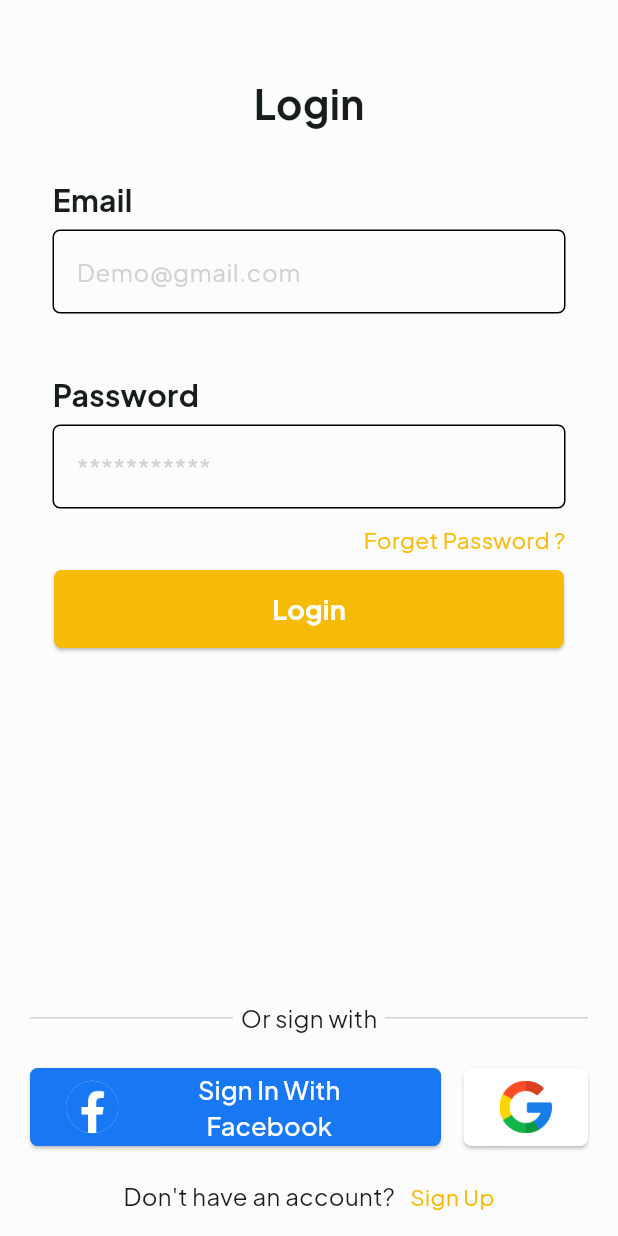
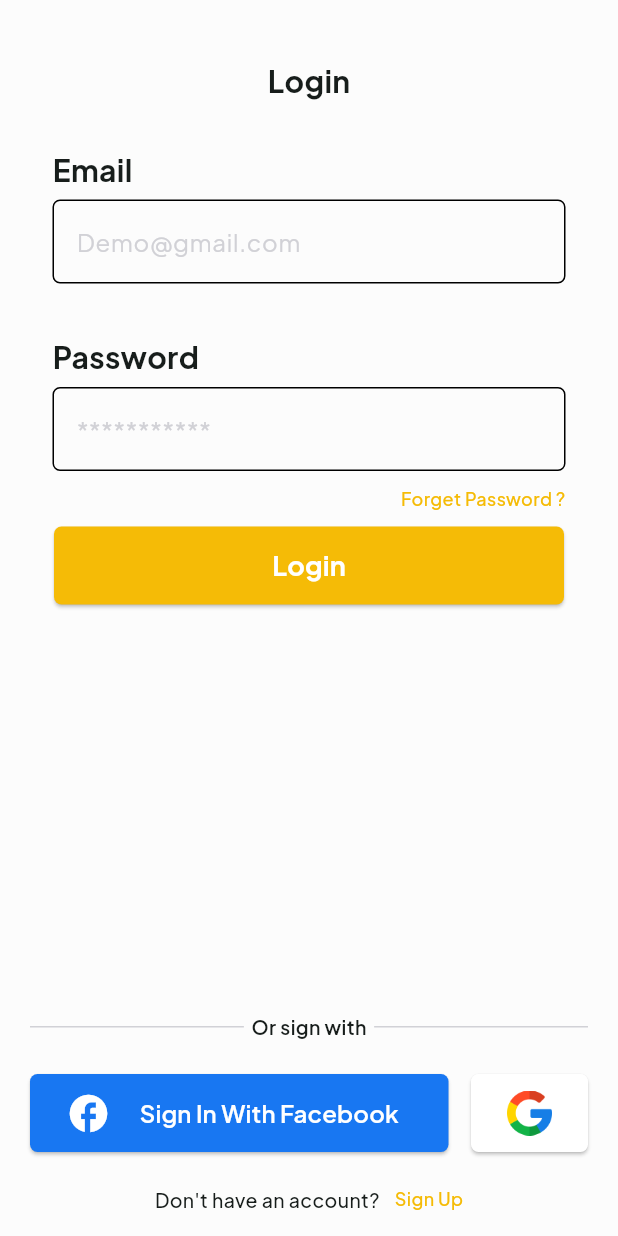
Before and after one commit to ShimaaElnaggar/Edu_Vesta, a Flutter app: the screen it shows after launch, after a tap on "Skip", after a tap on "login", on a phone screen of 412 x 824 dp. Run offline on Flutter 3.47's test engine with Material 3 defaults, Android fonts, the phone set to English and light mode, and no system bars; our stand-ins replace cloud_firestore, firebase_auth, firebase_core, flutter_bloc, font_awesome_flutter, shared_preferences; missing offline and left inert: enhanced_future_builder, video_box; accounts and stored records are empty.

Commit message:
home view

```diff
--- a/lib/cubit/auth_cubit.dart
+++ b/lib/cubit/auth_cubit.dart
@@ -2,6 +2,8 @@ import 'package:edu_vesta/views/Home/home_view.dart';
 import 'package:firebase_auth/firebase_auth.dart';
 import 'package:flutter/material.dart';
 import 'package:flutter_bloc/flutter_bloc.dart';
+
+import '../services/preferences_services.dart';
 
 part 'auth_state.dart';
 
@@ -19,7 +21,9 @@ class AuthCubit extends Cubit<AuthState> {
       );
 
       if (credentials.user != null) {
+
         if (!context.mounted) return;
+
         ScaffoldMessenger.of(context).showSnackBar(
           const SnackBar(
             content: Text('You Logged In Successfully'),
@@ -64,6 +68,7 @@ class AuthCubit extends Cubit<AuthState> {
         ),
       );
     }
+    PreferencesServices.prefs!.setString('userAction', 'login');
   }
 
   Future<void> signUp({
@@ -116,5 +121,6 @@ class AuthCubit extends Cubit<AuthState> {
         ),
       );
     }
+    PreferencesServices.prefs!.setString('userAction','signup');
   }
 }
--- a/lib/utils/color_utility.dart
+++ b/lib/utils/color_utility.dart
@@ -7,4 +7,5 @@ class ColorUtility {
   static const meduimBlack = Color(0xff1D1B20);
   static const grey = Color(0xffD1D1D6);
   static const lightGrey = Color(0xffE0E0E0);
+  static const kBlack = Color(0xFF060302);
 }
--- a/lib/views/Login/login_view.dart
+++ b/lib/views/Login/login_view.dart
@@ -1,7 +1,6 @@
 import 'package:edu_vesta/cubit/auth_cubit.dart';
 import 'package:edu_vesta/widgets/auth/auth_templete_widget.dart';
 import 'package:edu_vesta/widgets/custom_text_form_field.dart';
-import 'package:firebase_auth/firebase_auth.dart';
 import 'package:flutter/material.dart';
 import 'package:flutter_bloc/flutter_bloc.dart';
 
@@ -40,7 +39,6 @@ class _LoginViewState extends State<LoginView> {
             context: context,
             emailController: emailController,
             passwordController: passwordController);
-        print(FirebaseAuth.instance.currentUser?.displayName,);
       },
       body: Column(
         children: [
@@ -51,7 +49,7 @@ class _LoginViewState extends State<LoginView> {
             keyboardType: TextInputType.emailAddress,
           ),
           const SizedBox(
-            height: 20,
+            height: 15,
           ),
           CustomTextFormField(
             controller: passwordController,
--- a/lib/widgets/auth/auth_templete_widget.dart
+++ b/lib/widgets/auth/auth_templete_widget.dart
@@ -53,7 +53,7 @@ class _AuthTemplateWidgetState extends State<AuthTemplateWidget> {
                   padding: EdgeInsets.symmetric(horizontal: 5),
                   child: Text(
                     'Or sign with',
-                    style: TextStyle(fontSize: 16),
+                    style: TextStyle(fontSize: 13, fontWeight: FontWeight.w600),
                   ),
                 ),
                 Expanded(
@@ -72,26 +72,21 @@ class _AuthTemplateWidgetState extends State<AuthTemplateWidget> {
                     child: CustomElevatedButton(
                         horizontal: 0,
                         backgroundColor: const Color(0xff1877f2),
-                        child: Row(
+                        child: const Row(
                           mainAxisAlignment: MainAxisAlignment.center,
                           children: [
-                            Container(
-                              width: 35,
-                              height: 35,
-                              decoration: const BoxDecoration(
-                                  color: Colors.white, shape: BoxShape.circle),
-                              child: Image.asset(
-                                ImageUtility.facebook,
-                                width: 80,
-                                height: 80,
+                            Icon(
+                              Icons.facebook,
+                              color: Colors.white,
+                              size: 30,
                             ),
-                            ),
-                            const SizedBox(width: 10),
-                            const Expanded(
+                            SizedBox(width: 10),
+                            Expanded(
                               child: Text(
                                 'Sign In With Facebook',
                                 textAlign: TextAlign.center,
-                                style: TextStyle(fontSize: 17),
+                                style: TextStyle(
+                                    fontSize: 16, fontWeight: FontWeight.w600),
                               ),
                             ),
                           ],
@@ -107,8 +102,8 @@ class _AuthTemplateWidgetState extends State<AuthTemplateWidget> {
                     onPressed: () {},
                     child: Image.asset(
                       ImageUtility.google,
-                      width: 35,
-                      height: 40,
+                      width: 30,
+                      height: 30,
                     ),
                   )
                 ],
@@ -121,7 +116,8 @@ class _AuthTemplateWidgetState extends State<AuthTemplateWidget> {
                   isLogin
                       ? 'Don\'t have an account?'
                       : 'Already have an account',
-                  style: const TextStyle(fontSize: 16),
+                  style: const TextStyle(
+                      fontSize: 13, fontWeight: FontWeight.w500),
                 ),
                 const SizedBox(
                   width: 10,
@@ -147,11 +143,11 @@ class _AuthTemplateWidgetState extends State<AuthTemplateWidget> {
         crossAxisAlignment: CrossAxisAlignment.center,
         children: [
           const SizedBox(
-            height: 50,
+            height: 40,
           ),
           Text(
             title,
-            style: const TextStyle(fontSize: 27, fontWeight: FontWeight.w700),
+            style: const TextStyle(fontSize: 20, fontWeight: FontWeight.w700),
           ),
           Expanded(
             child: Padding(
--- a/lib/widgets/custom_text_button.dart
+++ b/lib/widgets/custom_text_button.dart
@@ -1,11 +1,11 @@
-
 import 'package:edu_vesta/utils/color_utility.dart';
 import 'package:flutter/material.dart';
 
 class CustomTextButton extends StatelessWidget {
   final String label;
   final void Function()? onPressed;
-  const CustomTextButton({required this.label, required this.onPressed, super.key});
+  const CustomTextButton(
+      {required this.label, required this.onPressed, super.key});
 
   @override
   Widget build(BuildContext context) {
@@ -15,8 +15,10 @@ class CustomTextButton extends StatelessWidget {
           padding: const EdgeInsets.all(0.0),
           child: Text(
             label,
-            style:
-            const TextStyle(color: ColorUtility.secondary, fontSize: 15),
+            style: const TextStyle(
+                color: ColorUtility.secondary,
+                fontSize: 12,
+                fontWeight: FontWeight.w500),
           ),
         ));
   }
--- a/lib/widgets/custom_text_form_field.dart
+++ b/lib/widgets/custom_text_form_field.dart
@@ -62,6 +62,7 @@ class CustomTextFormField extends StatelessWidget {
               prefixIcon: prefixIcon,
               hintText: hint,
               hintStyle: const TextStyle(color: ColorUtility.grey),
+              labelStyle:const  TextStyle(fontWeight: FontWeight.w600,fontSize: 13),
               focusedBorder: const OutlineInputBorder(
                 borderSide: BorderSide(color: ColorUtility.secondary, width: 2),
               ),
--- a/lib/widgets/label_widget.dart
+++ b/lib/widgets/label_widget.dart
@@ -14,7 +14,7 @@ class LabelWidget extends StatelessWidget {
         children: [
           Text(
             name,
-            style: const TextStyle(fontSize: 17, fontWeight: FontWeight.w700),
+            style: const TextStyle(fontSize: 18, fontWeight: FontWeight.w700),
           ),
           InkWell(
             onTap: onSeeAllClicked,
--- a/lib/widgets/star_rating_widget.dart
+++ b/lib/widgets/star_rating_widget.dart
@@ -22,16 +22,19 @@ class StarRating extends StatelessWidget {
       icon = const Icon(
         Icons.star_border,
         color: ColorUtility.primary,
+        size: 11.4,
       );
     } else if (index > rating - 1 && index < rating) {
       icon = const Icon(
         Icons.star_half,
         color: ColorUtility.primary,
+        size: 11.4,
       );
     } else {
       icon = const Icon(
         Icons.star,
         color: ColorUtility.primary,
+        size: 11.4,
       );
     }
     return InkResponse(
--- a/pubspec.yaml
+++ b/pubspec.yaml
@@ -41,6 +41,7 @@ dependencies:
   flutter_bloc: ^8.1.6
   cloud_firestore: ^5.2.1
   enhanced_future_builder: ^2.0.0
+  font_awesome_flutter: ^10.7.0
   video_box:
     git:
       url: https://github.com/mahmoudelgharabawi/flutter_video_box.git
```
Also changed, not shown: lib/views/Home/home_view.dart (+96 -46 lines), lib/widgets/categories_widget.dart (+22 -20 lines), lib/widgets/courses_widget.dart (+24 -8 lines), lib/widgets/home_widget.dart (added, +110 -0 lines), assets/images/facebook.png (deleted), pubspec.lock. Lines whose indentation alone changed are shown as unchanged.
